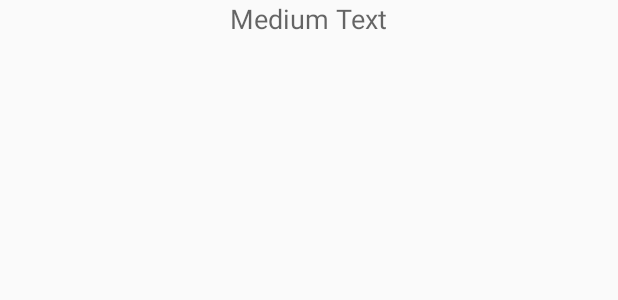
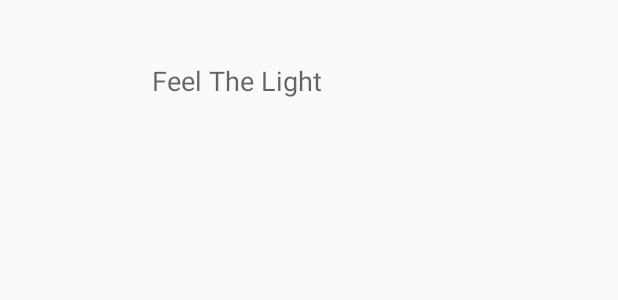
Before and after one commit to shawnrmoss/spotifystreamer, an Android app: the layout list_item_artist.xml on its own in the app's theme, with its tools: preview values and no code run, on a phone screen of 412 x 824 dp. Shown: the top 300 px of the screen. Run offline under Robolectric (Android 15) with nearby library versions, the phone set to English and light mode, and no system bars.

Commit message:
Finished the list item layout

```diff
--- a/app/src/main/res/layout-ldltr/list_item_artist.xml
+++ /dev/null
@@ -1,6 +0,0 @@
-<?xml version="1.0" encoding="utf-8"?>
-<LinearLayout xmlns:android="http://schemas.android.com/apk/res/android"
-    android:orientation="vertical" android:layout_width="match_parent"
-    android:layout_height="match_parent">
-
-</LinearLayout>
--- a/app/src/main/res/layout/list_item_artist.xml
+++ b/app/src/main/res/layout/list_item_artist.xml
@@ -1,22 +1,22 @@
 <?xml version="1.0" encoding="utf-8"?>
 <LinearLayout xmlns:android="http://schemas.android.com/apk/res/android"
-    android:orientation="vertical" android:layout_width="match_parent"
-    android:layout_height="match_parent">
+    android:orientation="horizontal"
+    android:layout_width="match_parent"
+    android:layout_height="wrap_content"
+    android:gravity="center_vertical"
+    android:minHeight="?android:attr/listPreferredItemHeight"
+    android:padding="16dp">
 
     <ImageView
-        android:layout_width="wrap_content"
-        android:layout_height="wrap_content"
-        android:id="@+id/imageView"
-        android:layout_gravity="left" />
+        android:id="@+id/list_item_artist_icon"
+        android:layout_width="75dp"
+        android:layout_height="75dp"/>
 
     <TextView
+        android:id="@+id/list_item_artist_name"
         android:layout_width="wrap_content"
         android:layout_height="wrap_content"
         android:textAppearance="?android:attr/textAppearanceMedium"
-        android:text="Medium Text"
-        android:id="@+id/textView"
-        android:layout_gravity="center_horizontal" />
-
-
-
+        android:text="Feel The Light"
+        android:paddingLeft="10dp"/>
 </LinearLayout>
```
Also changed, not shown: 1 other file.
